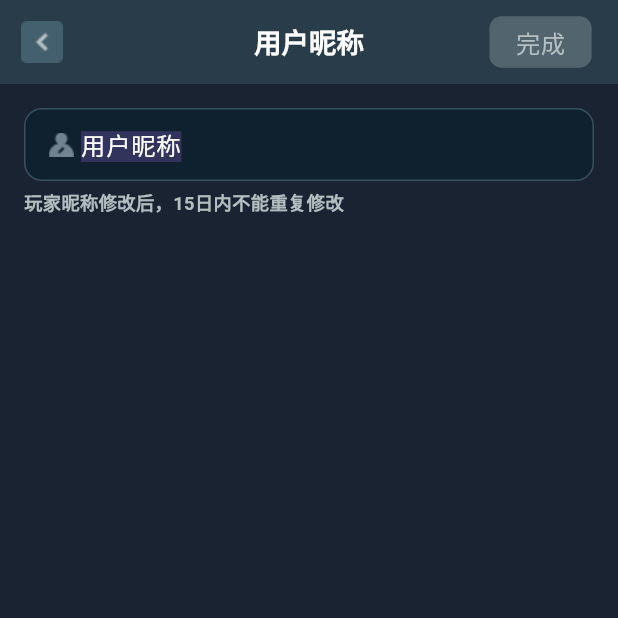
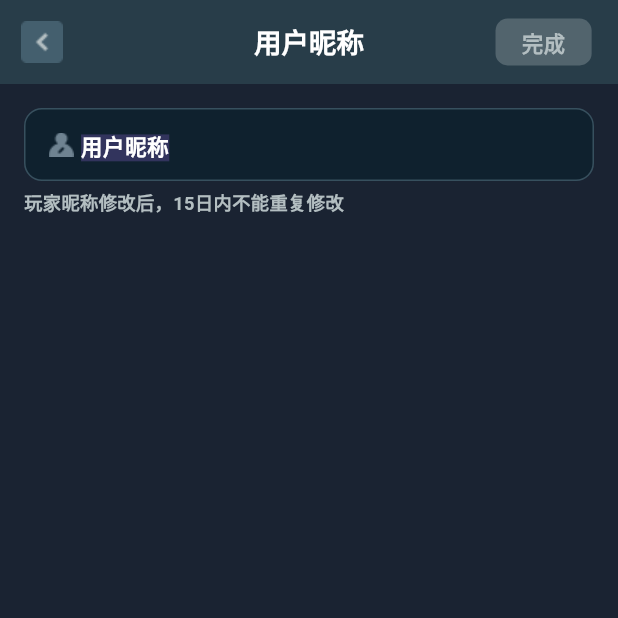
Before and after one commit to wtfkmnl/roomcard-app, a Flutter app: the NameEditPage screen opened by its route, on a phone screen of 412 x 824 dp, the top half of it. Run offline on Flutter 3.47's test engine with Material 3 defaults, Android fonts, the phone set to English and light mode, and no system bars; our stand-ins replace cached_network_image, carousel_slider, connectivity_plus, decimal, device_info_plus, dio and 22 more; missing offline and left inert: captcha_plugin_flutter, custom_pop_up_menu, encrypt, flutter_inappwebview, gallery_saver_plus, phone_numbers_parser and 1 more; accounts and stored records are empty; Roboto replaces fonts that are missing (PingFangSC).

```diff
--- a/lib/pages/my/name_edit/name_edit_view.dart
+++ b/lib/pages/my/name_edit/name_edit_view.dart
@@ -57,8 +57,8 @@ class NameEditPage extends StatelessWidget {
                           color: state.canSave.value
                               ? const Color(0xFF703E00)
                               : const Color(0xFFB3BEC1),
-                          fontSize: 16.sp,
-                          fontWeight: FontWeight.w500,
+                          fontSize: 14.sp,
+                          fontWeight: FontWeight.bold,
                         ),
                       ),
                     ),
@@ -93,15 +93,15 @@ class NameEditPage extends StatelessWidget {
                       focusNode: state.nicknameFocusNode,
                       style: TextStyle(
                         color: Colors.white,
-                        fontSize: 16.sp,
-                        fontWeight: FontWeight.w500,
+                        fontSize: 14.sp,
+                        fontWeight: FontWeight.bold,
                       ),
                       decoration: InputDecoration(
                         hintText: '请输入昵称',
                         hintStyle: TextStyle(
                           color: const Color(0xFF57646D),
                           fontSize: 14.sp,
-                          fontWeight: FontWeight.w500,
+                          fontWeight: FontWeight.bold,
                         ),
                         border: InputBorder.none,
                       ),
```
Also changed, not shown: lib/pages/my/profile/profile_logic.dart (+14 -7 lines), 2 other files.
